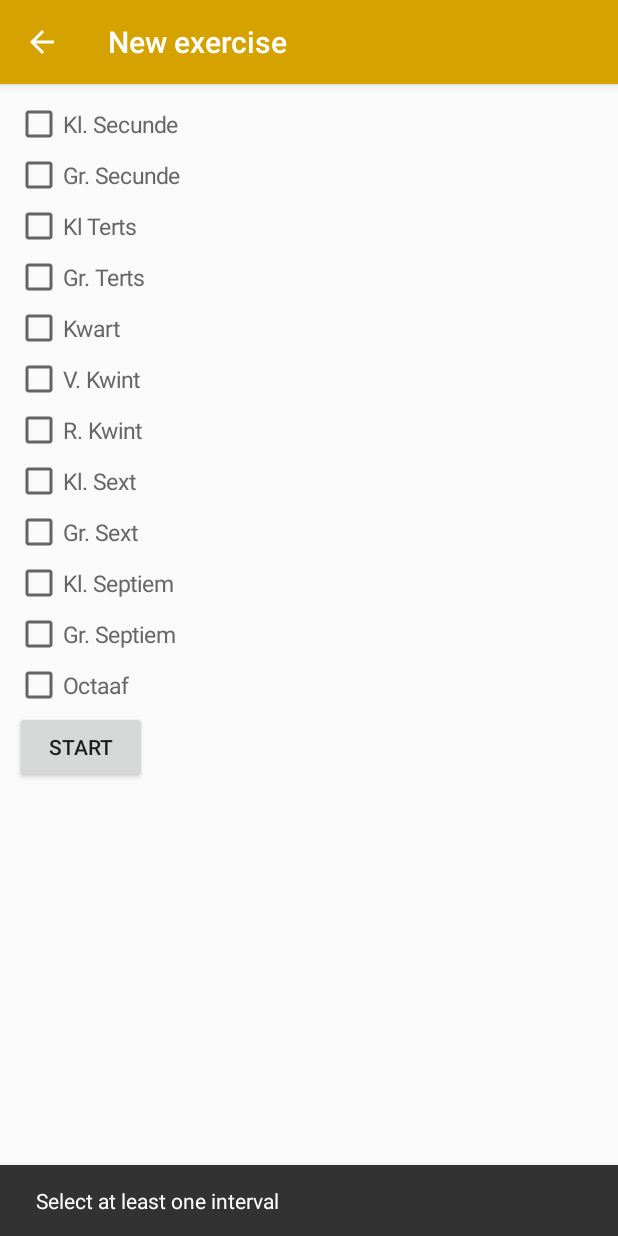
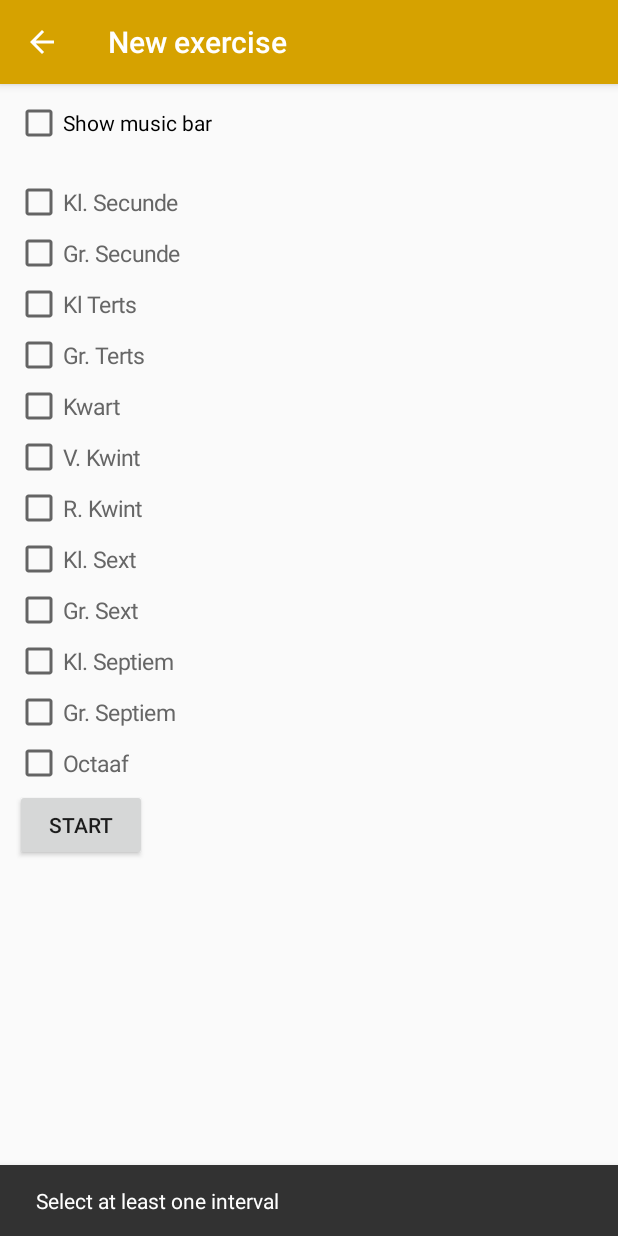
Before and after one commit to swentel/solfidola, an Android app: the ExerciseForm screen opened directly, with no data from a screen before it, after a tap on "START", on a phone screen of 412 x 824 dp. Run offline under Robolectric (Android 15) with nearby library versions, the phone set to English and light mode, and no system bars.

Commit message:
Show bar or not in exercise

```diff
--- a/app/src/main/java/be/swentel/solfidola/ExerciseForm.java
+++ b/app/src/main/java/be/swentel/solfidola/ExerciseForm.java
@@ -2,7 +2,6 @@ package be.swentel.solfidola;
 
 import android.content.Intent;
 import android.os.Bundle;
-import android.util.Log;
 import android.view.MenuItem;
 import android.view.View;
 import android.widget.Button;
@@ -42,9 +41,6 @@ public class ExerciseForm extends AppCompatActivity {
             ch.setTextSize(15);
             ch.setPadding(0, 10, 0, 10);
             ch.setTextColor(getResources().getColor(R.color.textColor));
-            /*if (syndication.isChecked()) {
-                ch.setChecked(true);
-            }*/
             intervalContainer.addView(ch);
         }
 
@@ -53,6 +49,12 @@ public class ExerciseForm extends AppCompatActivity {
             @Override
             public void onClick(View v) {
                 Exercise e = new Exercise();
+
+                CheckBox showBar = findViewById(R.id.showBar);
+                if (showBar.isChecked()) {
+                    e.setShowBar(true);
+                }
+
                 CheckBox checkbox;
                 for (int j = 0; j < intervals.size(); j++) {
                     checkbox = findViewById(j);
--- a/app/src/main/res/layout/exercise_form.xml
+++ b/app/src/main/res/layout/exercise_form.xml
@@ -5,6 +5,13 @@
     android:orientation="vertical"
     android:layout_width="fill_parent"
     android:layout_height="wrap_content">
+
+    <CheckBox
+        android:layout_marginBottom="20dp"
+        android:text="@string/show_bar"
+        android:id="@+id/showBar"
+        android:layout_width="wrap_content"
+        android:layout_height="wrap_content" />
 
     <LinearLayout android:orientation="vertical"
         android:id="@+id/intervalContainer"
```
Also changed, not shown: app/src/main/java/be/swentel/solfidola/Model/Exercise.java (+22 -3 lines).
